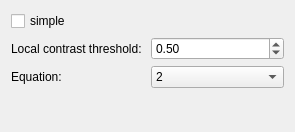
First picture: the form in krita/plugins/extensions/tonemapping/operators/ashikhmin02/ashikhmin02_configuration_widget.ui, repository KDE/krita, before the edit.
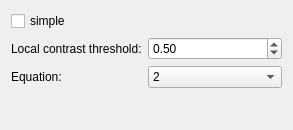
Second picture: the form after the edit.

Commit message: Changed the UI which contains labels and textfields into QFormLayout to set alignment issues

```diff
--- a/krita/plugins/extensions/tonemapping/operators/ashikhmin02/ashikhmin02_configuration_widget.ui
+++ b/krita/plugins/extensions/tonemapping/operators/ashikhmin02/ashikhmin02_configuration_widget.ui
@@ -1,32 +1,34 @@
 <ui version="4.0" >
  <class>Ashikhmin02OperatorConfigurationWidget</class>
- <widget class="QWidget" name="Ashikhmin02OperatorConfigurationWidget" >
-  <property name="geometry" >
+ <widget class="QWidget" name="Ashikhmin02OperatorConfigurationWidget">
+  <property name="geometry">
    <rect>
     <x>0</x>
     <y>0</y>
-    <width>295</width>
-    <height>132</height>
+    <width>293</width>
+    <height>130</height>
    </rect>
   </property>
-  <layout class="QGridLayout" >
-   <item row="0" column="0" colspan="2" >
-    <widget class="QCheckBox" name="simple" >
-     <property name="text" >
+  <layout class="QGridLayout" name="gridLayout">
+   <item row="0" column="0">
+    <widget class="QCheckBox" name="simple">
+     <property name="text">
       <string>simple</string>
      </property>
     </widget>
    </item>
-   <item row="1" column="0" >
-    <widget class="QLabel" name="label" >
-     <property name="text" >
+   <item row="1" column="0" colspan="2">
+    <layout class="QFormLayout" name="formLayout">
+     <item row="0" column="0">
+      <widget class="QLabel" name="label">
+       <property name="text">
       <string>Local contrast threshold:</string>
      </property>
     </widget>
    </item>
-   <item row="1" column="1" >
-    <widget class="QDoubleSpinBox" name="localContrast" >
-     <property name="maximum" >
+     <item row="0" column="1">
+      <widget class="QDoubleSpinBox" name="localContrast">
+       <property name="maximum">
       <double>10.000000000000000</double>
      </property>
      <property name="singleStep" >
@@ -37,15 +39,15 @@
      </property>
     </widget>
    </item>
-   <item row="2" column="0" >
-    <widget class="QLabel" name="label_2" >
-     <property name="text" >
+     <item row="1" column="0">
+      <widget class="QLabel" name="label_2">
+       <property name="text">
       <string>Equation:</string>
      </property>
     </widget>
    </item>
-   <item row="2" column="1" >
-    <widget class="QComboBox" name="equation" >
+     <item row="1" column="1">
+      <widget class="QComboBox" name="equation">
      <item>
       <property name="text" >
        <string>2</string>
@@ -58,7 +60,9 @@
      </item>
     </widget>
    </item>
-   <item row="3" column="1" >
+    </layout>
+   </item>
+   <item row="2" column="1">
     <spacer>
      <property name="orientation" >
       <enum>Qt::Vertical</enum>
```
Left out of the diff: 15 changed lines with no effect on the pictures. Lines whose indentation alone changed are shown as unchanged. The commit also changes 91 other files.
